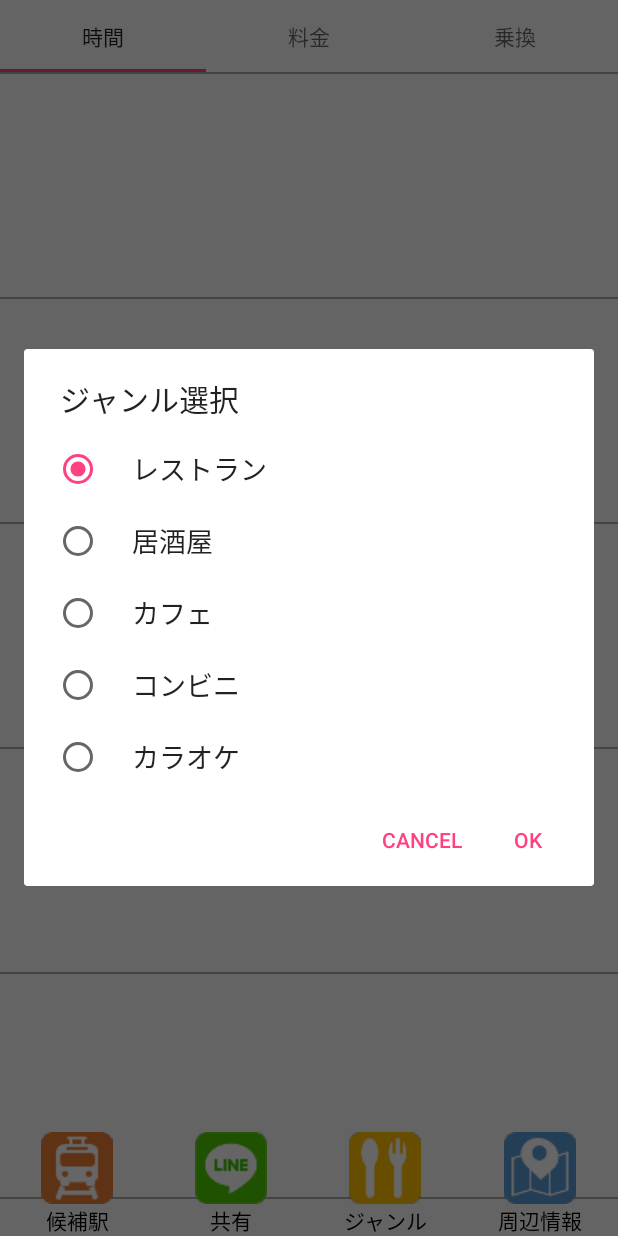
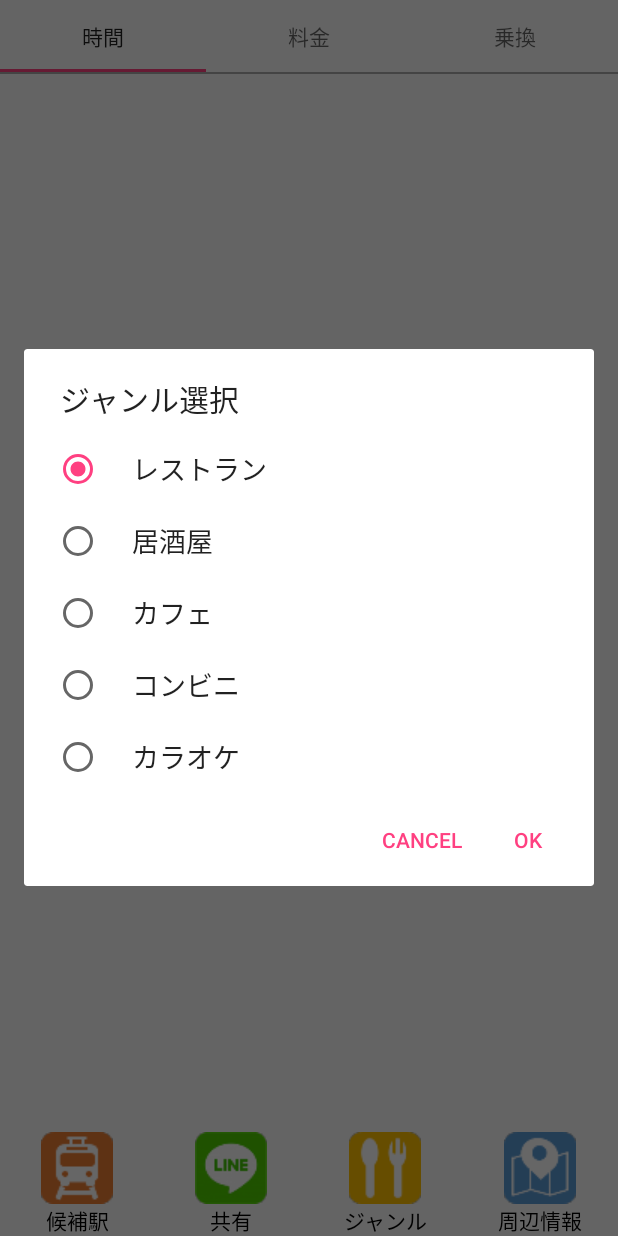
Before and after one commit to Coki628/AutoCompleteTest2, an Android app: the PageFragment screen opened directly, with no data from a screen before it, after a tap on "ジャンル", on a phone screen of 412 x 824 dp. Run offline under Robolectric (Android 15) with nearby library versions, the phone set to English and light mode, and no system bars; 2 other taps on this screen came first.

Commit message:
20171124 ・ルート画面の余分なレイアウトを削除する処理 ・同一駅の際の経路表示対応

```diff
--- a/app/src/main/java/com/example/srcn4/autocompletetest2/fragments/PageFragment.java
+++ b/app/src/main/java/com/example/srcn4/autocompletetest2/fragments/PageFragment.java
@@ -3,6 +3,7 @@ package com.example.srcn4.autocompletetest2.fragments;
 import android.content.Context;
 import android.net.Uri;
 import android.os.Bundle;
+import android.support.constraint.ConstraintLayout;
 import android.support.v4.app.Fragment;
 import android.util.Log;
 import android.view.LayoutInflater;
@@ -111,7 +112,6 @@ public class PageFragment extends Fragment {
                 Log.d("sorted " + String.valueOf(i), vo.toString());
             }
         }
-
         // ソート結果に応じて、各出発駅から1位のものだけ表示する(.get(0)がリストの先頭)
         for (int i = 0; i < resultInfoLists.length; i++) {
             // 各数値を表示用の形式に戻す
@@ -121,11 +121,11 @@ public class PageFragment extends Fragment {
             // 乗り換え駅リストを表示用に整形
             String stations = ConvertUtil.concatTranStations(resultInfoLists[i].get(0).getTransferList());
             // route_info1～5に表示用の経路情報を格納していく
-            TextView route_title =
+            TextView routeTitle =
                     view.findViewById(getResources().getIdentifier(
                     "route_info" + String.valueOf(i+1), "id", getActivity().getPackageName()))
                     .findViewById(R.id.route_title);
-            route_title.setText((resultInfoLists[i].get(0).getName() + "　～　" + resultInfoLists[i].get(0).getDestName()));
+            routeTitle.setText((resultInfoLists[i].get(0).getName() + "　～　" + resultInfoLists[i].get(0).getDestName()));
             TextView time = view.findViewById(getResources().getIdentifier(
                     "route_info" + String.valueOf(i+1), "id", getActivity().getPackageName()))
                     .findViewById(R.id.time);
@@ -142,6 +142,19 @@ public class PageFragment extends Fragment {
                     "route_info" + String.valueOf(i+1), "id", getActivity().getPackageName()))
                     .findViewById(R.id.transfer_stations);
             transferStations.setText(stations);
+        }
+        // 余分なレイアウトを削除する処理
+        for (int i = 0; i < 5; i++) {
+            // 1～5までの各経路情報のレイアウトを取得
+            ConstraintLayout layout = view.findViewById(getResources().getIdentifier(
+                            "route_info" + String.valueOf(i+1), "id", getActivity().getPackageName()));
+            // レイアウト内のビューを取得
+            TextView routeTitle = layout.findViewById(R.id.route_title);
+            // ビューが空だったら、該当するレイアウトは削除
+            if (routeTitle.getText().toString().isEmpty()) {
+                ViewGroup p = (ViewGroup)layout.getParent();
+                p.removeView(layout);
+            }
         }
         return view;
     }
--- a/app/src/main/java/com/example/srcn4/autocompletetest2/utils/ConvertUtil.java
+++ b/app/src/main/java/com/example/srcn4/autocompletetest2/utils/ConvertUtil.java
@@ -117,6 +117,10 @@ public class ConvertUtil {
      * @return String 表示用文字列
      */
     public static String concatTranStations(ArrayList<String> transferList) {
+        // 駅が何もない(同一駅で移動がない等)場合、"経路なし"を返却
+        if (transferList.isEmpty()) {
+            return "経路なし";
+        } else {
             // 駅リストを文字列として連結させていく
             StringBuilder stations = new StringBuilder();
             for (String station : transferList) {
@@ -129,3 +133,4 @@ public class ConvertUtil {
             return stations.toString();
         }
     }
+}
```
Lines whose indentation alone changed are shown as unchanged.
